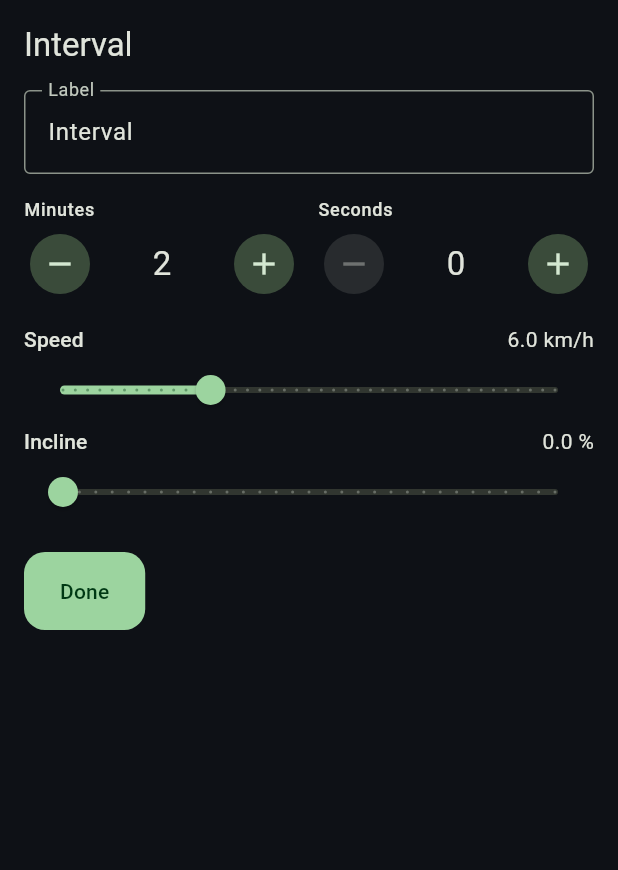
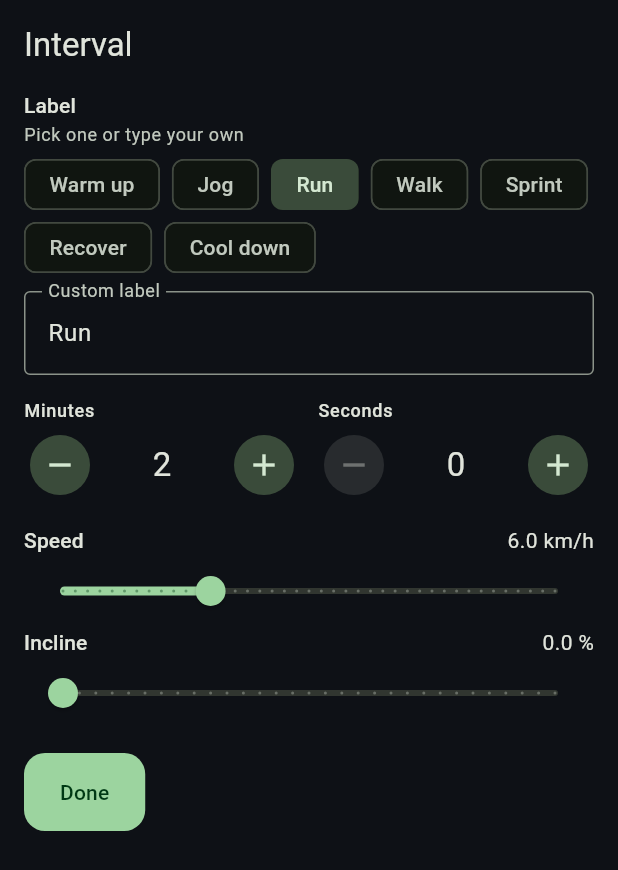
Before and after one commit to GodOfCoding1/treadmill_app, a Flutter app: the _IntervalEditor widget shown alone on an empty page, opened directly, on a phone screen of 412 x 824 dp. Shown: the top 870 px of the screen. Run offline on Flutter 3.47's test engine with Material 3 defaults, Android fonts, the phone set to English and light mode, and no system bars; our stand-ins replace flutter_local_notifications, flutter_riverpod, flutter_timezone, go_router, shared_preferences, timezone and 1 more; missing offline and left inert: flutter_foreground_task, universal_ble; accounts and stored records are empty.

Commit message:
Enhance UI elements in workout screens
- Updated the active workout screen and dashboard to set the foreground color of FilledButton to white for improved visibility.
- Refactored the PlanBuilderScreen to enhance code readability by adjusting formatting and adding interval label presets for better user experience.

```diff
--- /dev/null
+++ b/lib/core/interval_labels.dart
@@ -0,0 +1,19 @@
+const kIntervalLabelPresets = [
+  'Warm up',
+  'Jog',
+  'Run',
+  'Walk',
+  'Sprint',
+  'Recover',
+  'Cool down',
+];
+
+String? matchingIntervalLabelPreset(String value) {
+  final normalized = value.trim().toLowerCase();
+  for (final preset in kIntervalLabelPresets) {
+    if (preset.toLowerCase() == normalized) {
+      return preset;
+    }
+  }
+  return null;
+}
--- a/lib/ui/active/active_workout_screen.dart
+++ b/lib/ui/active/active_workout_screen.dart
@@ -220,6 +220,7 @@ class _ActiveWorkoutScreenState extends ConsumerState<ActiveWorkoutScreen>
                     child: FilledButton.icon(
                       style: FilledButton.styleFrom(
                         backgroundColor: Colors.redAccent.shade200,
+                        foregroundColor: Colors.white,
                       ),
                       onPressed: _confirmStop,
                       icon: const Icon(Icons.stop),
--- a/lib/ui/builder/plan_builder_screen.dart
+++ b/lib/ui/builder/plan_builder_screen.dart
@@ -4,6 +4,7 @@ import 'package:go_router/go_router.dart';
 
 import '../../app_providers.dart';
 import '../../core/format.dart';
+import '../../core/interval_labels.dart';
 import '../../domain/workout_plan.dart';
 
 class PlanBuilderScreen extends ConsumerStatefulWidget {
@@ -27,8 +28,7 @@ class _PlanBuilderScreenState extends ConsumerState<PlanBuilderScreen> {
     _intervals = List<WorkoutInterval>.from(
       widget.existing?.intervals ??
           [
-            WorkoutInterval(
-                label: 'Warm up', durationSec: 300, speedKmh: 4.0),
+            WorkoutInterval(label: 'Warm up', durationSec: 300, speedKmh: 4.0),
           ],
     );
   }
@@ -39,8 +39,7 @@ class _PlanBuilderScreenState extends ConsumerState<PlanBuilderScreen> {
     super.dispose();
   }
 
-  int get _totalSec =>
-      _intervals.fold(0, (sum, i) => sum + i.durationSec);
+  int get _totalSec => _intervals.fold(0, (sum, i) => sum + i.durationSec);
 
   Future<void> _save() async {
     final repo = ref.read(planRepositoryProvider);
@@ -73,7 +72,7 @@ class _PlanBuilderScreenState extends ConsumerState<PlanBuilderScreen> {
       isScrollControlled: true,
       builder: (_) => _IntervalEditor(
         interval:
-            WorkoutInterval(label: 'Interval', durationSec: 120, speedKmh: 6.0),
+            WorkoutInterval(label: 'Run', durationSec: 120, speedKmh: 6.0),
       ),
     );
     if (result != null) {
@@ -135,8 +134,8 @@ class _PlanBuilderScreenState extends ConsumerState<PlanBuilderScreen> {
                 final iv = _intervals[index];
                 return Card(
                   key: ObjectKey(iv),
-                  margin: const EdgeInsets.symmetric(
-                      horizontal: 8, vertical: 4),
+                  margin:
+                      const EdgeInsets.symmetric(horizontal: 8, vertical: 4),
                   child: ListTile(
                     leading: const Icon(Icons.drag_handle),
                     title: Text(iv.label),
@@ -180,6 +179,7 @@ class _IntervalEditor extends StatefulWidget {
 
 class _IntervalEditorState extends State<_IntervalEditor> {
   late TextEditingController _label;
+  late String? _selectedPreset;
   late int _minutes;
   late int _seconds;
   late double _speed;
@@ -189,6 +189,7 @@ class _IntervalEditorState extends State<_IntervalEditor> {
   void initState() {
     super.initState();
     _label = TextEditingController(text: widget.interval.label);
+    _selectedPreset = matchingIntervalLabelPreset(widget.interval.label);
     _minutes = widget.interval.durationSec ~/ 60;
     _seconds = widget.interval.durationSec % 60;
     _speed = widget.interval.speedKmh;
@@ -213,21 +214,64 @@ class _IntervalEditorState extends State<_IntervalEditor> {
     );
   }
 
+  void _setPresetLabel(String preset) {
+    setState(() {
+      _selectedPreset = preset;
+      _label.value = TextEditingValue(
+        text: preset,
+        selection: TextSelection.collapsed(offset: preset.length),
+      );
+    });
+  }
+
+  void _syncSelectedPreset(String value) {
+    setState(() {
+      _selectedPreset = matchingIntervalLabelPreset(value);
+    });
+  }
+
   @override
   Widget build(BuildContext context) {
     final bottomInset = MediaQuery.of(context).viewInsets.bottom;
     return Padding(
       padding: EdgeInsets.fromLTRB(16, 16, 16, 16 + bottomInset),
+      child: SingleChildScrollView(
         child: Column(
           mainAxisSize: MainAxisSize.min,
           crossAxisAlignment: CrossAxisAlignment.start,
           children: [
             Text('Interval', style: Theme.of(context).textTheme.titleLarge),
             const SizedBox(height: 16),
+            Text('Label', style: Theme.of(context).textTheme.labelLarge),
+            const SizedBox(height: 2),
+            Text(
+              'Pick one or type your own',
+              style: Theme.of(context).textTheme.bodySmall?.copyWith(
+                    color: Theme.of(context).colorScheme.onSurfaceVariant,
+                  ),
+            ),
+            const SizedBox(height: 8),
+            Wrap(
+              spacing: 8,
+              runSpacing: 8,
+              children: [
+                for (final preset in kIntervalLabelPresets)
+                  FilterChip(
+                    label: Text(preset),
+                    selected: _selectedPreset == preset,
+                    showCheckmark: false,
+                    visualDensity: VisualDensity.compact,
+                    materialTapTargetSize: MaterialTapTargetSize.shrinkWrap,
+                    onSelected: (_) => _setPresetLabel(preset),
+                  ),
+              ],
+            ),
+            const SizedBox(height: 12),
             TextField(
               controller: _label,
+              onChanged: _syncSelectedPreset,
               decoration: const InputDecoration(
-              labelText: 'Label',
+                labelText: 'Custom label',
                 border: OutlineInputBorder(),
               ),
             ),
@@ -282,6 +326,7 @@ class _IntervalEditorState extends State<_IntervalEditor> {
             ),
           ],
         ),
+      ),
     );
   }
 }
@@ -319,8 +364,7 @@ class _NumberStepper extends StatelessWidget {
                   : null,
               icon: const Icon(Icons.remove),
             ),
-            Text('$value',
-                style: Theme.of(context).textTheme.titleLarge),
+            Text('$value', style: Theme.of(context).textTheme.titleLarge),
             IconButton.filledTonal(
               onPressed: value < max
                   ? () => onChanged((value + step).clamp(min, max))
--- a/lib/ui/dashboard/dashboard_screen.dart
+++ b/lib/ui/dashboard/dashboard_screen.dart
@@ -174,6 +174,7 @@ class _DashboardScreenState extends ConsumerState<DashboardScreen> {
           FilledButton.icon(
             style: FilledButton.styleFrom(
               backgroundColor: Colors.redAccent.shade200,
+              foregroundColor: Colors.white,
             ),
             onPressed: () async {
               await ftms.stop();
```
Lines whose indentation alone changed are shown as unchanged.
